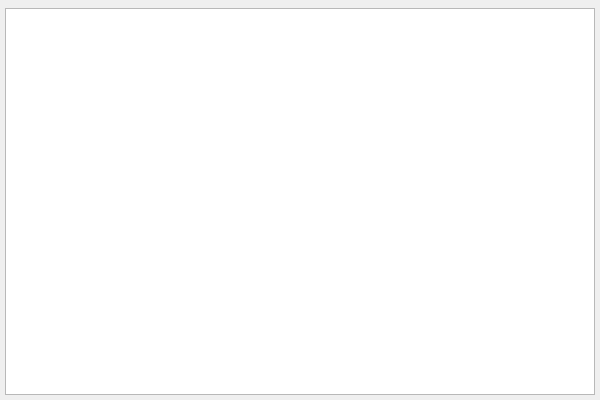
This is dialogshowtablefiledcheck.ui in cnldw/FinanceFileReader as Qt 5 draws it before an edit. The edited form follows.
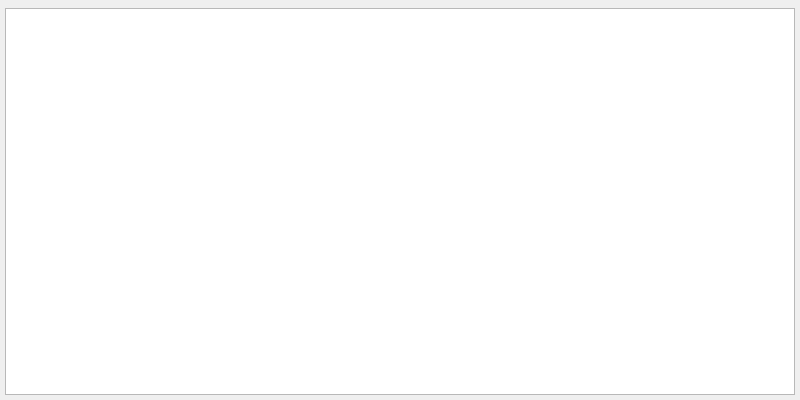
This is the edited form. Icons and pictures are not drawn.

Commit message: 逻辑优化

```diff
--- a/dialogshowtablefiledcheck.ui
+++ b/dialogshowtablefiledcheck.ui
@@ -9,7 +9,7 @@
    <rect>
     <x>0</x>
     <y>0</y>
-    <width>600</width>
+    <width>800</width>
     <height>400</height>
    </rect>
   </property>
```
The commit also changes 2 other files.
